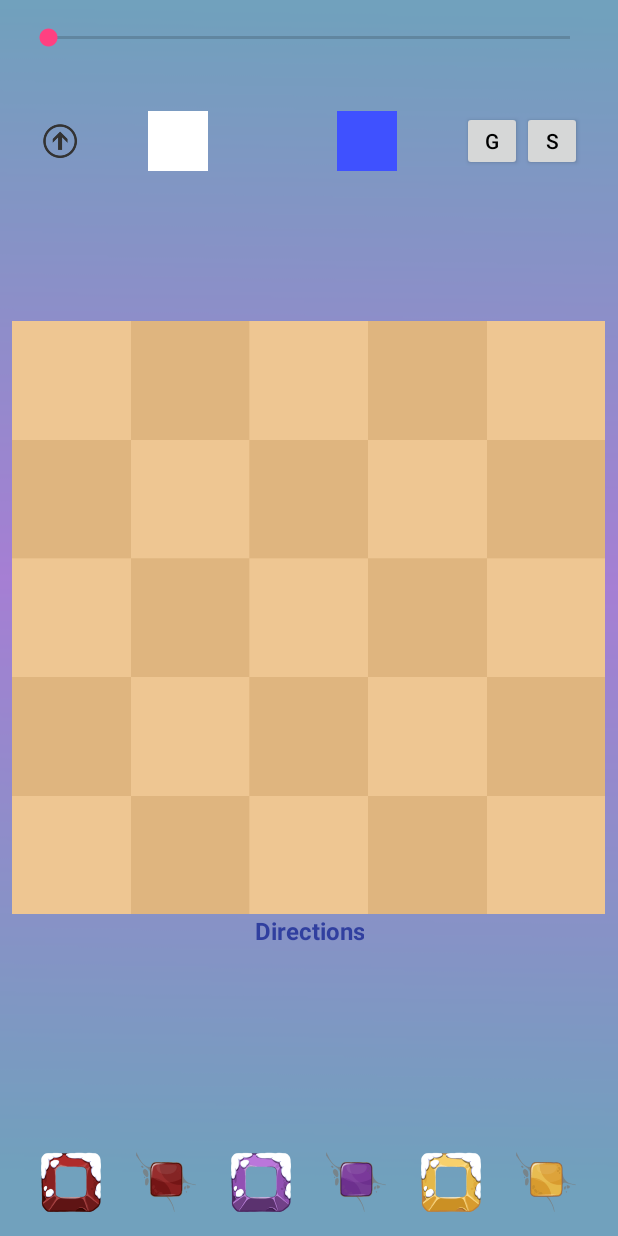
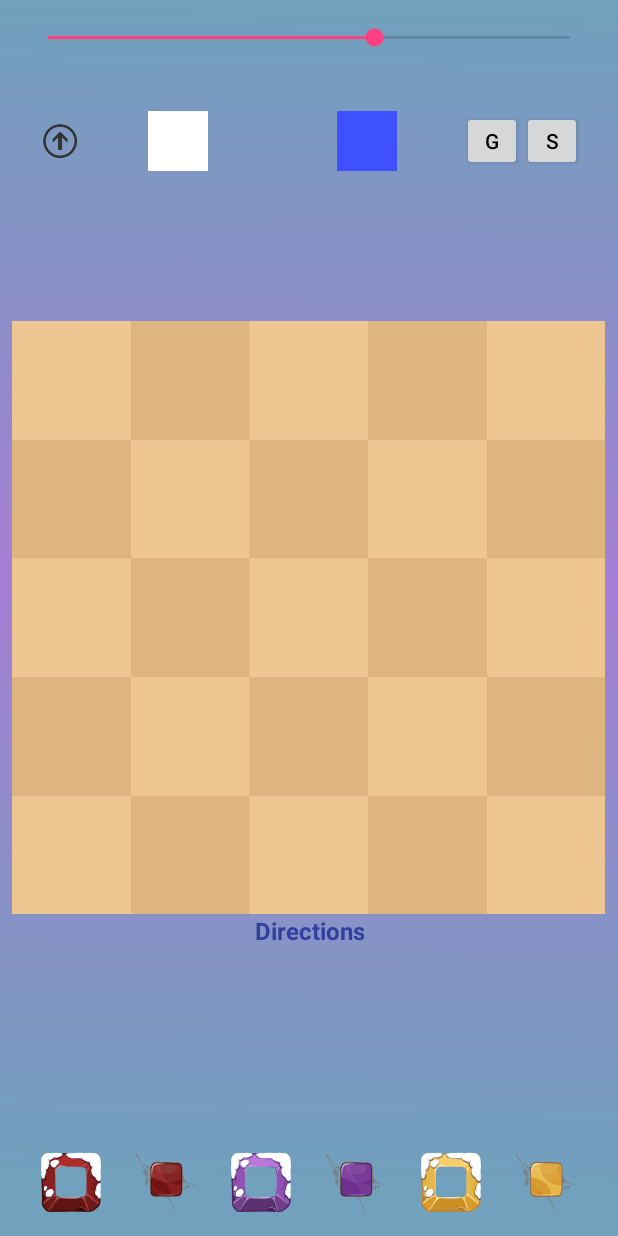
Before and after one commit to Teeeses/SeasonsHelper, an Android app: the fragment WinterLevelFragment shown on its own in the app's theme, on a phone screen of 412 x 824 dp. Run offline under Robolectric (Android 15) with nearby library versions, the phone set to English and light mode, and no system bars; 1 statement that could not run was skipped.

Commit message:
Рефакторинг

```diff
--- a/app/src/main/java/com/explead/seasonhelper/winter/ui/fragments/WinterLevelFragment.java
+++ b/app/src/main/java/com/explead/seasonhelper/winter/ui/fragments/WinterLevelFragment.java
@@ -2,6 +2,9 @@ package com.explead.seasonhelper.winter.ui.fragments;
 
 import android.content.Context;
 import android.os.Bundle;
+import android.os.Parcel;
+import android.os.VibrationEffect;
+import android.os.Vibrator;
 import android.support.annotation.Nullable;
 import android.support.v4.app.Fragment;
 import android.view.LayoutInflater;
@@ -223,6 +226,7 @@ public class WinterLevelFragment extends Fragment implements WinterCreateFieldVi
                     seekBarContainers.setMax(result.size()-1);
                     seekBarContainers.setProgress(result.size()-1);
                     setGenerateContainer(result.get(seekBarContainers.getProgress()));
+
                 }
 
                 @Override
--- a/app/src/main/res/layout/fragment_levels_winter.xml
+++ b/app/src/main/res/layout/fragment_levels_winter.xml
@@ -11,8 +11,7 @@
         android:layout_height="wrap_content"
         android:layout_alignParentTop="true"
         android:layout_margin="@dimen/standard_margin"
-        android:max="10"
-        android:min="5"
+        android:max="8"
         android:progress="5"
         android:id="@+id/seekBar" />
 
```
Also changed, not shown: app/src/main/java/com/explead/seasonhelper/common/ui/LevelsActivity.java (+25 -1 lines).
